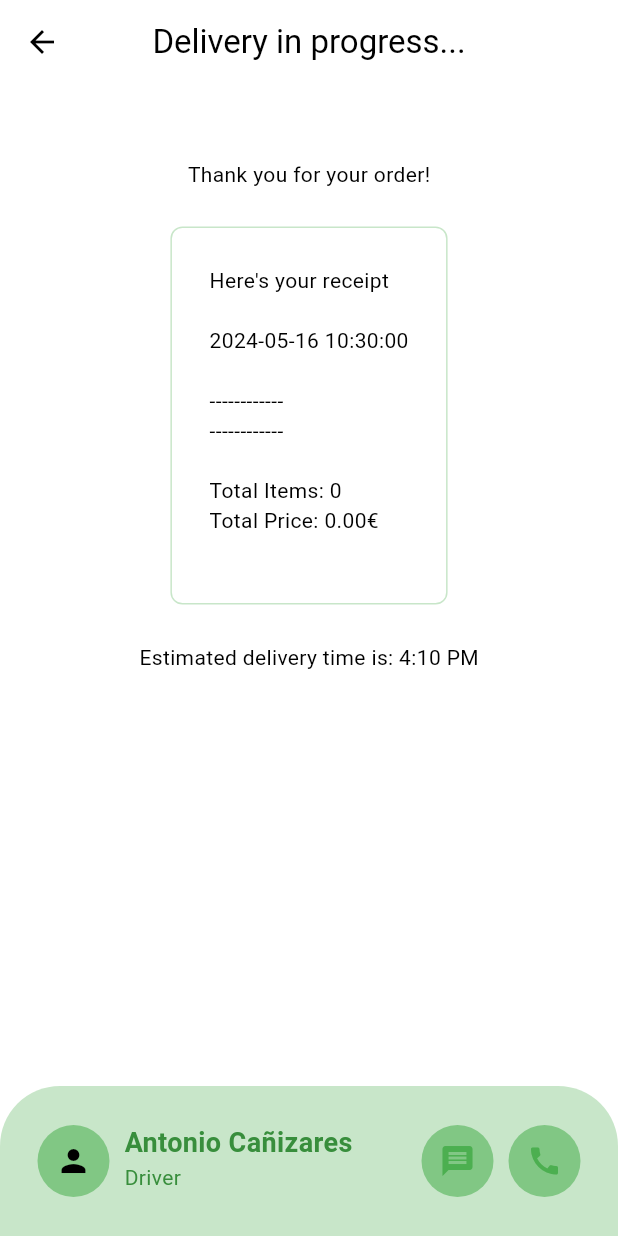
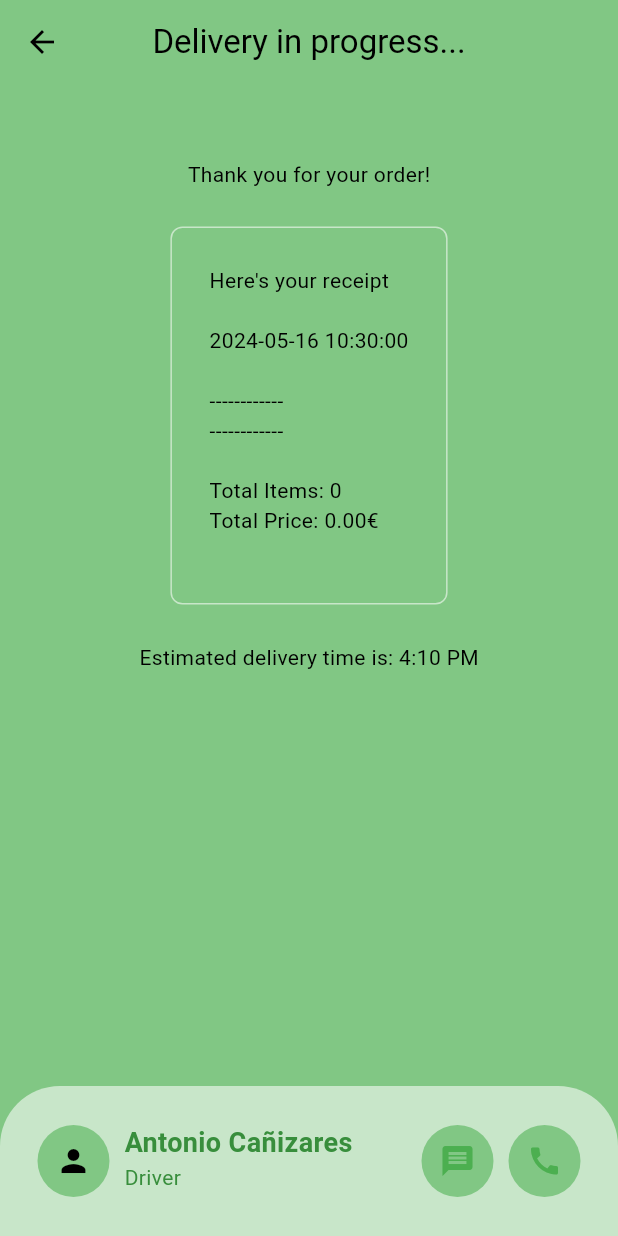
Before and after one commit to Antoniiocg7/order_it, a Flutter app: the DeliveryProgressPage screen opened directly, on a phone screen of 412 x 824 dp. Run offline on Flutter 3.47's test engine with Material 3 defaults, Android fonts, the phone set to English and light mode, and no system bars; our stand-ins replace animate_do, flutter_credit_card, supabase_flutter; missing offline and left inert: qr_code_scanner; accounts and stored records are empty.

```diff
--- a/lib/components/my_drawer.dart
+++ b/lib/components/my_drawer.dart
@@ -11,7 +11,7 @@ class MyDrawer extends StatelessWidget {
     final size = MediaQuery.of(context).size;
 
     return Drawer(
-      backgroundColor: Theme.of(context).colorScheme.background,
+      backgroundColor: Theme.of(context).colorScheme.surface,
       child: Column(
         crossAxisAlignment: CrossAxisAlignment.start,
         children: [
--- a/lib/components/my_quantity_selector.dart
+++ b/lib/components/my_quantity_selector.dart
@@ -21,7 +21,7 @@ class QuantitySelector extends StatelessWidget {
   Widget build(BuildContext context) {
     return Container(
       decoration: BoxDecoration(
-        color: Theme.of(context).colorScheme.background,
+        color: Theme.of(context).colorScheme.surface,
         borderRadius: BorderRadius.circular( 50 ),
       ),
       padding: const EdgeInsets.all( 8 ),
--- a/lib/components/my_sliver_app_bar.dart
+++ b/lib/components/my_sliver_app_bar.dart
@@ -34,7 +34,7 @@ class MySliverAppBar extends StatelessWidget {
           },
         )
       ],
-      backgroundColor: Theme.of(context).colorScheme.background,
+      backgroundColor: Theme.of(context).colorScheme.surface,
       foregroundColor: Theme.of(context).colorScheme.inversePrimary,
       title: const Text("Sunset Dinner"),
       flexibleSpace: FlexibleSpaceBar(
--- a/lib/main.dart
+++ b/lib/main.dart
@@ -42,7 +42,7 @@ class MyApp extends StatelessWidget {
     return MaterialApp(
       debugShowCheckedModeBanner: false,
       title: 'Material App',
-      home: FirstPage(),
+      home:const FirstPage(),
       //home: const LoginOrRegister(),
       theme: Provider.of<ThemeProvider>(context).themeData,
 
--- a/lib/pages/cart_page.dart
+++ b/lib/pages/cart_page.dart
@@ -1,5 +1,4 @@
 import 'package:flutter/material.dart';
-import 'package:flutter/widgets.dart';
 import 'package:order_it/components/my_button.dart';
 import 'package:order_it/components/my_cart_tile.dart';
 import 'package:order_it/models/restaurant.dart';
--- a/lib/pages/delivery_progress_page.dart
+++ b/lib/pages/delivery_progress_page.dart
@@ -39,7 +39,7 @@ class DeliveryProgressPage extends StatelessWidget {
           // PROFILE PICK OF DRIVER
           Container(
             decoration: BoxDecoration(
-              color: Theme.of(context).colorScheme.background,
+              color: Theme.of(context).colorScheme.surface,
               shape: BoxShape.circle
             ),
             child: IconButton(
@@ -79,7 +79,7 @@ class DeliveryProgressPage extends StatelessWidget {
                   // MESSAGE BUTTON
                   Container(
                     decoration: BoxDecoration(
-                      color: Theme.of(context).colorScheme.background,
+                      color: Theme.of(context).colorScheme.surface,
                       shape: BoxShape.circle
                     ),
                     child: IconButton(
@@ -96,7 +96,7 @@ class DeliveryProgressPage extends StatelessWidget {
                   // CALL BUTTON
                   Container(
                     decoration: BoxDecoration(
-                      color: Theme.of(context).colorScheme.background,
+                      color: Theme.of(context).colorScheme.surface,
                       shape: BoxShape.circle
                     ),
                     child: IconButton(
--- a/lib/pages/food_page.dart
+++ b/lib/pages/food_page.dart
@@ -1,5 +1,4 @@
 import 'package:flutter/material.dart';
-import 'package:flutter/widgets.dart';
 import 'package:order_it/components/my_button.dart';
 import 'package:order_it/models/food.dart';
 import 'package:order_it/models/restaurant.dart';
--- a/lib/pages/login_page.dart
+++ b/lib/pages/login_page.dart
@@ -38,7 +38,7 @@ class _LoginPageState extends State<LoginPage> {
     final size = MediaQuery.of(context).size;
 
     return Scaffold(
-      backgroundColor: Theme.of(context).colorScheme.background,
+      backgroundColor: Theme.of(context).colorScheme.surface,
       body: Center(
         child: Column(
           mainAxisAlignment: MainAxisAlignment.center,
--- a/lib/pages/payment_page.dart
+++ b/lib/pages/payment_page.dart
@@ -65,7 +65,7 @@ class _PaymentPageState extends State<PaymentPage> {
   @override
   Widget build(BuildContext context) {
     return Scaffold(
-      backgroundColor: Theme.of(context).colorScheme.background,
+      backgroundColor: Theme.of(context).colorScheme.surface,
       appBar: AppBar(
         backgroundColor: Colors.transparent,
         foregroundColor: Theme.of(context).colorScheme.inversePrimary,
--- a/lib/pages/qr_view.dart
+++ b/lib/pages/qr_view.dart
@@ -7,7 +7,7 @@ import 'package:qr_code_scanner/qr_code_scanner.dart';
 
 
 class QRViewExample extends StatefulWidget {
-  const QRViewExample({Key? key}) : super(key: key);
+  const QRViewExample({super.key});
 
   @override
   State<StatefulWidget> createState() => _QRViewExampleState();
--- a/lib/pages/register_page.dart
+++ b/lib/pages/register_page.dart
@@ -19,7 +19,7 @@ class RegisterPage extends StatelessWidget {
     final size = MediaQuery.of(context).size;
 
     return Scaffold(
-      backgroundColor: Theme.of(context).colorScheme.background,
+      backgroundColor: Theme.of(context).colorScheme.surface,
       body: Center(
         child: Column(
           mainAxisAlignment: MainAxisAlignment.center,
--- a/lib/pages/settings_page.dart
+++ b/lib/pages/settings_page.dart
@@ -11,9 +11,9 @@ class SettingsPage extends StatelessWidget {
     return Scaffold(
       appBar: AppBar(
         title: const Text("Settings"),
-        backgroundColor: Theme.of(context).colorScheme.background,
+        backgroundColor: Theme.of(context).colorScheme.surface,
       ),
-      backgroundColor: Theme.of(context).colorScheme.background,
+      backgroundColor: Theme.of(context).colorScheme.surface,
       body: Column(
         children: [
           Container(
@@ -37,6 +37,7 @@ class SettingsPage extends StatelessWidget {
 
                 //SWITCH
                 CupertinoSwitch(
+                  //Define el estado del Switch.
                   value: Provider.of<ThemeProvider>(context, listen: false).isDarkMode,
                   onChanged: (value) {
                     Provider.of<ThemeProvider>(context, listen: false).toggleTheme();
--- a/lib/themes/dark_theme.dart
+++ b/lib/themes/dark_theme.dart
@@ -2,7 +2,7 @@ import 'package:flutter/material.dart';
 
 ThemeData darkMode = ThemeData(
   colorScheme: ColorScheme.dark(
-    background: const Color.fromARGB(255, 20, 20, 20),
+    surface: const Color.fromARGB(255, 20, 20, 20),
     primary: const Color.fromARGB(255, 122, 122, 122),
     secondary: const Color.fromARGB(255, 30, 30, 30),
     tertiary: const Color.fromARGB(255, 47, 47, 47),
--- a/lib/themes/light_theme.dart
+++ b/lib/themes/light_theme.dart
@@ -2,7 +2,7 @@ import 'package:flutter/material.dart';
 
 ThemeData lightMode = ThemeData(
   colorScheme: ColorScheme.light(
-    background: Colors.green.shade300,
+    surface: Colors.green.shade300,
     primary: Colors.green.shade500,
     secondary: Colors.green.shade100,
     tertiary: Colors.white,
```
